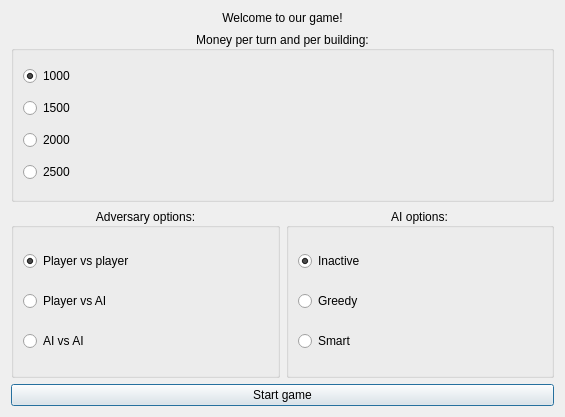
Above: AdvanceWars/startingwindow.ui from ulb-be-pauleroy/QtCuteSmart_Advance_Wars before the change. Below: the same form after it.
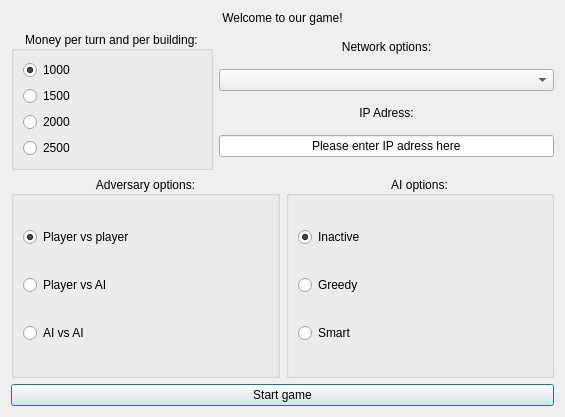
That is the form after the change.

Commit message: fix money issue and complete starting window

The edit to the form file:
```diff
--- a/AdvanceWars/startingwindow.ui
+++ b/AdvanceWars/startingwindow.ui
@@ -85,6 +85,58 @@
        </item>
       </layout>
      </item>
+     <item>
+      <layout class="QVBoxLayout" name="verticalLayout_8">
+       <item>
+        <widget class="QLabel" name="label_2">
+         <property name="sizePolicy">
+          <sizepolicy hsizetype="Preferred" vsizetype="Fixed">
+           <horstretch>0</horstretch>
+           <verstretch>0</verstretch>
+          </sizepolicy>
+         </property>
+         <property name="text">
+          <string>Network options:</string>
+         </property>
+         <property name="alignment">
+          <set>Qt::AlignHCenter|Qt::AlignTop</set>
+         </property>
+        </widget>
+       </item>
+       <item>
+        <widget class="QComboBox" name="comboBox"/>
+       </item>
+       <item>
+        <widget class="QLabel" name="label_3">
+         <property name="sizePolicy">
+          <sizepolicy hsizetype="Preferred" vsizetype="Fixed">
+           <horstretch>0</horstretch>
+           <verstretch>0</verstretch>
+          </sizepolicy>
+         </property>
+         <property name="text">
+          <string>IP Adress:</string>
+         </property>
+         <property name="alignment">
+          <set>Qt::AlignCenter</set>
+         </property>
+        </widget>
+       </item>
+       <item>
+        <widget class="QLineEdit" name="lineEdit">
+         <property name="text">
+          <string>Please enter IP adress here</string>
+         </property>
+         <property name="alignment">
+          <set>Qt::AlignCenter</set>
+         </property>
+         <property name="readOnly">
+          <bool>false</bool>
+         </property>
+        </widget>
+       </item>
+      </layout>
+     </item>
     </layout>
    </item>
    <item>
```
The commit also changes 4 other files.
